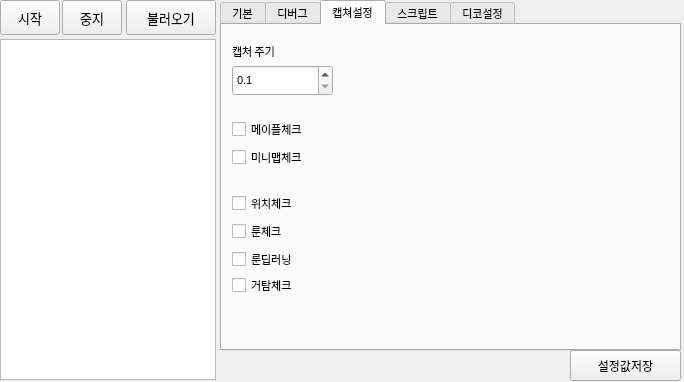
Qt form mainWindow.ui (tkfka1/sojo) before a commit.
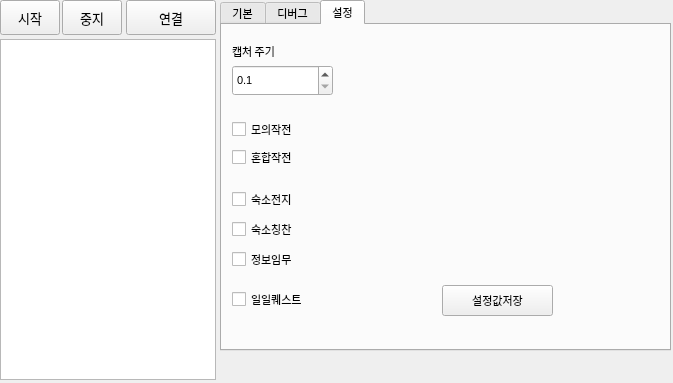
The same form after that commit. The open tabs and pages were chosen to show the change. Icons and pictures are not drawn.

Diff of the .ui file:
```diff
--- a/mainWindow.ui
+++ b/mainWindow.ui
@@ -6,8 +6,8 @@
    <rect>
     <x>0</x>
     <y>0</y>
-    <width>684</width>
-    <height>382</height>
+    <width>673</width>
+    <height>383</height>
    </rect>
   </property>
   <property name="windowTitle">
@@ -83,7 +83,7 @@
      <rect>
       <x>220</x>
       <y>0</y>
-      <width>461</width>
+      <width>451</width>
       <height>351</height>
      </rect>
     </property>
@@ -93,6 +93,9 @@
       <pointsize>8</pointsize>
      </font>
     </property>
+    <property name="layoutDirection">
+     <enum>Qt::LeftToRight</enum>
+    </property>
     <property name="currentIndex">
      <number>2</number>
     </property>
@@ -514,7 +517,7 @@
     </widget>
     <widget class="QWidget" name="tab_3">
      <attribute name="title">
-      <string>캡쳐설정</string>
+      <string>설정</string>
      </attribute>
      <widget class="QDoubleSpinBox" name="doubleSpinBoxLil">
       <property name="geometry">
@@ -557,64 +560,7 @@
        <string>캡처 주기</string>
       </property>
      </widget>
-     <widget class="QCheckBox" name="checkBoxLoc">
-      <property name="geometry">
-       <rect>
-        <x>10</x>
-        <y>164</y>
-        <width>137</width>
-        <height>28</height>
-       </rect>
-      </property>
-      <property name="font">
-       <font>
-        <family>Yu Gothic UI</family>
-        <pointsize>8</pointsize>
-       </font>
-      </property>
-      <property name="text">
-       <string>위치체크</string>
-      </property>
-     </widget>
-     <widget class="QCheckBox" name="checkBoxRune">
-      <property name="geometry">
-       <rect>
-        <x>10</x>
-        <y>192</y>
-        <width>137</width>
-        <height>28</height>
-       </rect>
-      </property>
-      <property name="font">
-       <font>
-        <family>Yu Gothic UI</family>
-        <pointsize>8</pointsize>
-       </font>
-      </property>
-      <property name="text">
-       <string>룬체크</string>
-      </property>
-     </widget>
-     <widget class="QCheckBox" name="checkBoxRunedeep">
-      <property name="geometry">
-       <rect>
-        <x>10</x>
-        <y>220</y>
-        <width>137</width>
-        <height>28</height>
-       </rect>
-      </property>
-      <property name="font">
-       <font>
-        <family>Yu Gothic UI</family>
-        <pointsize>8</pointsize>
-       </font>
-      </property>
-      <property name="text">
-       <string>룬딥러닝</string>
-      </property>
-     </widget>
-     <widget class="QCheckBox" name="checkBoxMaple">
+     <widget class="QCheckBox" name="checkBoxMoi">
       <property name="geometry">
        <rect>
         <x>10</x>
@@ -630,7 +576,7 @@
        </font>
       </property>
       <property name="text">
-       <string>메이플체크</string>
+       <string>모의작전</string>
       </property>
      </widget>
      <widget class="QCheckBox" name="checkBoxMinimap">
@@ -649,141 +595,16 @@
        </font>
       </property>
       <property name="text">
-       <string>미니맵체크</string>
+       <string>혼합작전</string>
       </property>
      </widget>
      <widget class="QCheckBox" name="checkBoxLd">
       <property name="geometry">
        <rect>
         <x>10</x>
-        <y>246</y>
-        <width>137</width>
-        <height>28</height>
-       </rect>
-      </property>
-      <property name="font">
-       <font>
-        <family>Yu Gothic UI</family>
-        <pointsize>8</pointsize>
-       </font>
-      </property>
-      <property name="text">
-       <string>거탐체크</string>
-      </property>
-     </widget>
-    </widget>
-    <widget class="QWidget" name="tab_4">
-     <attribute name="title">
-      <string>스크립트</string>
-     </attribute>
-     <widget class="QCheckBox" name="checkBoxArdu">
-      <property name="geometry">
-       <rect>
-        <x>10</x>
-        <y>10</y>
-        <width>151</width>
-        <height>28</height>
-       </rect>
-      </property>
-      <property name="font">
-       <font>
-        <family>Yu Gothic UI</family>
-        <pointsize>8</pointsize>
-       </font>
-      </property>
-      <property name="text">
-       <string>아두이노 사용</string>
-      </property>
-     </widget>
-    </widget>
-    <widget class="QWidget" name="tab_5">
-     <attribute name="title">
-      <string>디코설정</string>
-     </attribute>
-     <widget class="QLineEdit" name="discordTokken">
-      <property name="geometry">
-       <rect>
-        <x>11</x>
-        <y>180</y>
-        <width>290</width>
-        <height>20</height>
-       </rect>
-      </property>
-      <property name="clearButtonEnabled">
-       <bool>false</bool>
-      </property>
-     </widget>
-     <widget class="QLabel" name="label_4">
-      <property name="geometry">
-       <rect>
-        <x>11</x>
-        <y>260</y>
-        <width>90</width>
-        <height>16</height>
-       </rect>
-      </property>
-      <property name="font">
-       <font>
-        <family>Yu Gothic UI</family>
-        <pointsize>8</pointsize>
-       </font>
-      </property>
-      <property name="text">
-       <string>디스코드 유저</string>
-      </property>
-     </widget>
-     <widget class="QLineEdit" name="discordChannel">
-      <property name="geometry">
-       <rect>
-        <x>11</x>
-        <y>230</y>
-        <width>290</width>
-        <height>20</height>
-       </rect>
-      </property>
-      <property name="clearButtonEnabled">
-       <bool>false</bool>
-      </property>
-     </widget>
-     <widget class="QLabel" name="label_3">
-      <property name="geometry">
-       <rect>
-        <x>11</x>
-        <y>210</y>
-        <width>90</width>
-        <height>16</height>
-       </rect>
-      </property>
-      <property name="font">
-       <font>
-        <family>Yu Gothic</family>
-        <pointsize>8</pointsize>
-       </font>
-      </property>
-      <property name="text">
-       <string>디스코드 채널</string>
-      </property>
-     </widget>
-     <widget class="QLineEdit" name="discordUser">
-      <property name="geometry">
-       <rect>
-        <x>11</x>
-        <y>280</y>
-        <width>290</width>
-        <height>20</height>
-       </rect>
-      </property>
-      <property name="clearButtonEnabled">
-       <bool>false</bool>
-      </property>
-     </widget>
-     <widget class="QLabel" name="label_2">
-      <property name="geometry">
-       <rect>
-        <x>11</x>
         <y>160</y>
-        <width>90</width>
-        <height>16</height>
+        <width>137</width>
+        <height>28</height>
        </rect>
       </property>
       <property name="font">
@@ -793,14 +614,14 @@
        </font>
       </property>
       <property name="text">
-       <string>디스코드 토큰</string>
+       <string>숙소전지</string>
       </property>
      </widget>
-     <widget class="QCheckBox" name="checkBoxBot">
+     <widget class="QCheckBox" name="checkBoxHon_3">
       <property name="geometry">
        <rect>
         <x>10</x>
-        <y>10</y>
+        <y>190</y>
         <width>137</width>
         <height>28</height>
        </rect>
@@ -812,7 +633,58 @@
        </font>
       </property>
       <property name="text">
-       <string>디코봇 사용</string>
+       <string>숙소칭찬</string>
+      </property>
+     </widget>
+     <widget class="QCheckBox" name="checkBoxHon_4">
+      <property name="geometry">
+       <rect>
+        <x>10</x>
+        <y>260</y>
+        <width>137</width>
+        <height>28</height>
+       </rect>
+      </property>
+      <property name="font">
+       <font>
+        <family>Yu Gothic UI</family>
+        <pointsize>8</pointsize>
+       </font>
+      </property>
+      <property name="text">
+       <string>일일퀘스트</string>
+      </property>
+     </widget>
+     <widget class="QCheckBox" name="checkBoxHon_5">
+      <property name="geometry">
+       <rect>
+        <x>10</x>
+        <y>220</y>
+        <width>137</width>
+        <height>28</height>
+       </rect>
+      </property>
+      <property name="font">
+       <font>
+        <family>Yu Gothic UI</family>
+        <pointsize>8</pointsize>
+       </font>
+      </property>
+      <property name="text">
+       <string>정보임무</string>
+      </property>
+     </widget>
+     <widget class="QPushButton" name="settingBtn">
+      <property name="geometry">
+       <rect>
+        <x>220</x>
+        <y>260</y>
+        <width>111</width>
+        <height>31</height>
+       </rect>
+      </property>
+      <property name="text">
+       <string>설정값저장</string>
       </property>
      </widget>
     </widget>
@@ -833,20 +705,7 @@
      </font>
     </property>
     <property name="text">
-     <string>불러오기</string>
-    </property>
-   </widget>
-   <widget class="QPushButton" name="settingBtn">
-    <property name="geometry">
-     <rect>
-      <x>570</x>
-      <y>350</y>
-      <width>111</width>
-      <height>31</height>
-     </rect>
-    </property>
-    <property name="text">
-     <string>설정값저장</string>
+     <string>연결</string>
     </property>
    </widget>
   </widget>
```
Left out of the diff: 120 changed lines with no effect on the pictures.
